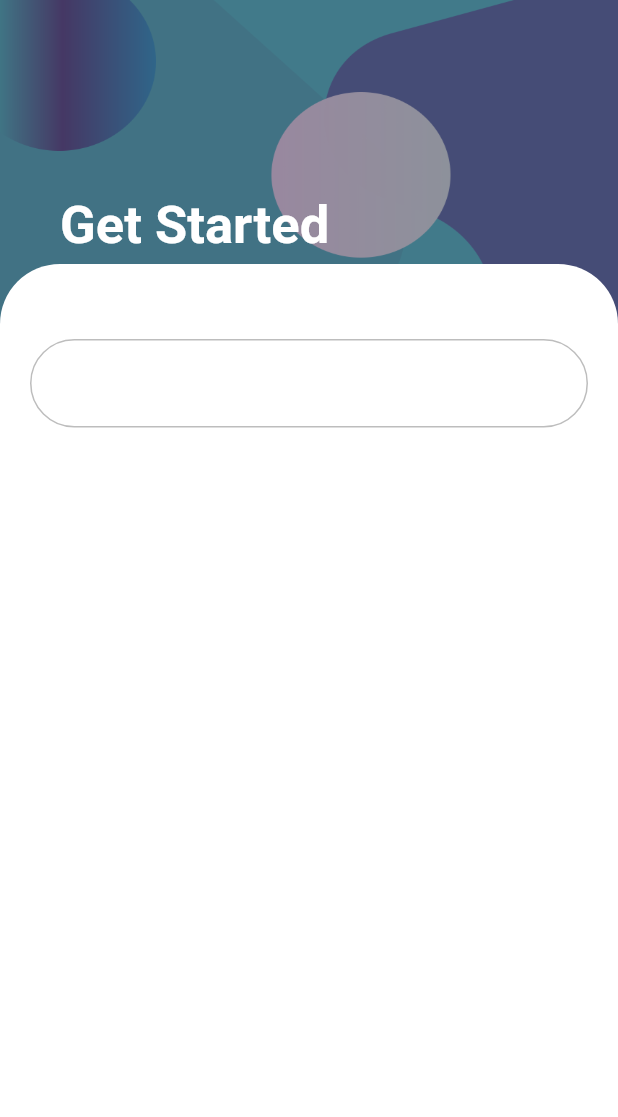
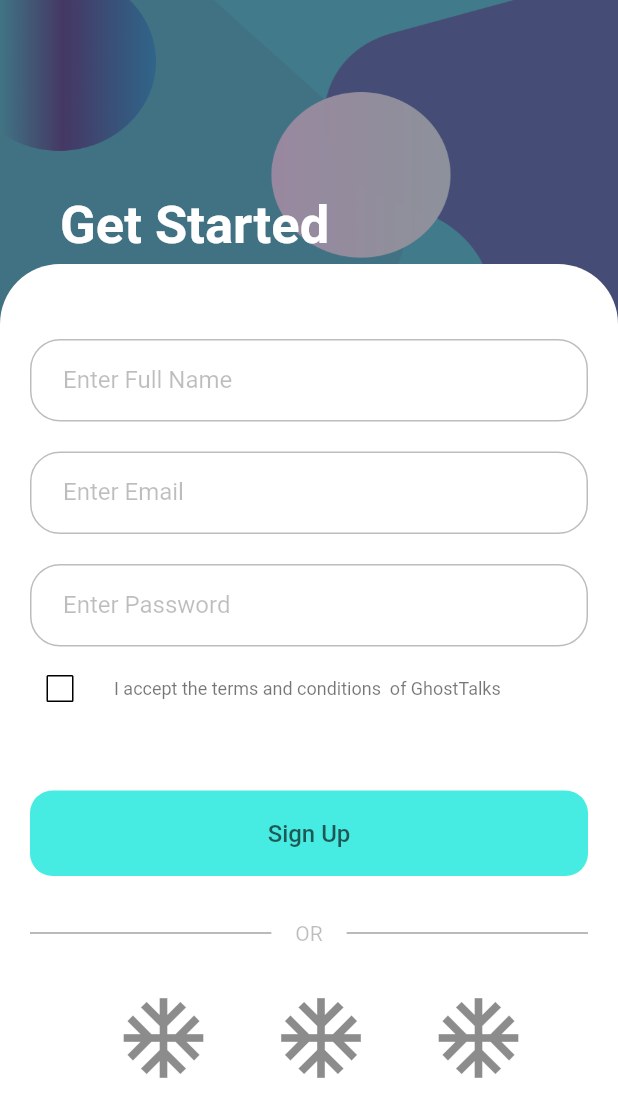
Before and after one commit to iluv27/ghost_talks, a Flutter app: the SignUpPage screen opened directly, on a phone screen of 412 x 824 dp. Shown: the top 1117 px of the screen. Run offline on Flutter 3.47's test engine with Material 2 defaults, Android fonts, the phone set to English and light mode, and no system bars; our stand-ins replace google_sign_in.

Commit message:
New Changes3

```diff
--- a/lib/constants.dart
+++ b/lib/constants.dart
@@ -7,7 +7,8 @@ class WelcomeDefault extends StatelessWidget {
       required this.welcomeText,
       required this.textSpan,
       this.elevatedbutton,
-      this.decorationCode})
+      this.decorationCode,
+      this.buttonText})
       : super(key: key);
 
   final int colorCode;
@@ -15,6 +16,7 @@ class WelcomeDefault extends StatelessWidget {
   final String welcomeText;
   final TextSpan textSpan;
   final Function()? elevatedbutton;
+  final String? buttonText;
 
   @override
   Widget build(BuildContext context) {
@@ -51,18 +53,9 @@ class WelcomeDefault extends StatelessWidget {
                         const SizedBox(
                           height: 40,
                         ),
-                        ElevatedButton(
-                          onPressed: (elevatedbutton),
-                          style: const ButtonStyle(
-                              backgroundColor: MaterialStatePropertyAll(
-                                Color(0XFF46ECE2),
-                              ),
-                              fixedSize: MaterialStatePropertyAll(
-                                  Size.fromHeight(50))),
-                          child: const Text(
-                            'Next',
-                            style: TextStyle(color: Colors.black87),
-                          ),
+                        ButtomButton(
+                          elevatedbutton: elevatedbutton,
+                          buttonText: buttonText,
                         ),
                         const SizedBox(
                           height: 30,
@@ -84,6 +77,36 @@ class WelcomeDefault extends StatelessWidget {
   }
 }
 
+class ButtomButton extends StatelessWidget {
+  const ButtomButton({Key? key, required this.elevatedbutton, this.buttonText})
+      : super(key: key);
+
+  final Function()? elevatedbutton;
+  final String? buttonText;
+
+  @override
+  Widget build(BuildContext context) {
+    return ElevatedButton(
+      onPressed: (elevatedbutton),
+      style: ButtonStyle(
+          elevation: const MaterialStatePropertyAll(0),
+          backgroundColor: const MaterialStatePropertyAll(
+            Color(0XFF46ECE2),
+          ),
+          fixedSize: const MaterialStatePropertyAll(Size.fromHeight(57)),
+          shape: MaterialStateProperty.all<RoundedRectangleBorder>(
+              RoundedRectangleBorder(
+            borderRadius: BorderRadius.circular(15.0),
+          ))),
+      child: Text(
+        buttonText.toString(),
+        style: const TextStyle(
+            color: Color.fromARGB(179, 15, 24, 24), fontSize: 16),
+      ),
+    );
+  }
+}
+
 BoxDecoration decorationProperty(int decNumber) {
   return BoxDecoration(
     image: DecorationImage(
--- a/lib/signup/sign_up.dart
+++ b/lib/signup/sign_up.dart
@@ -1,5 +1,6 @@
 import 'package:flutter/material.dart';
 import 'package:ghost_talks/constants.dart';
+import 'package:google_sign_in/google_sign_in.dart';
 
 class SignUpPage extends StatefulWidget {
   const SignUpPage({super.key});
@@ -9,11 +10,14 @@ class SignUpPage extends StatefulWidget {
 }
 
 class _SignUpPageState extends State<SignUpPage> {
-  // final _formKey = GlobalKey<FormState>();
+  final _formKey = GlobalKey<FormState>();
+
+  bool? _isChecked = false;
 
   @override
   Widget build(BuildContext context) {
     return Scaffold(
+      resizeToAvoidBottomInset: false,
       body: SafeArea(
         child: Container(
           //Background image
@@ -43,38 +47,117 @@ class _SignUpPageState extends State<SignUpPage> {
                     ),
                   ),
                   child: Form(
+                      key: _formKey,
                       child: Padding(
                         padding: const EdgeInsets.symmetric(
                             horizontal: 20.0, vertical: 50),
                         child: Column(
+                          crossAxisAlignment: CrossAxisAlignment.stretch,
                           children: [
-                        TextFormField(
-                          cursorWidth: 1.5,
-                          cursorHeight: 20,
-                          cursorColor: Color.fromARGB(255, 36, 128, 121),
-                          style: const TextStyle(color: Colors.black87),
-                          decoration: InputDecoration(
-                            labelText: 'Full Name',
-                            floatingLabelStyle: const TextStyle(
-                              color: Colors.black87,
+                            const InputField(
+                              innerText: 'Enter Full Name',
+                              validatorText: 'Please enter your full name',
                             ),
-                            hintText: 'Enter Full Name',
-                            hintStyle: const TextStyle(color: Colors.black26),
-                            focusedBorder: OutlineInputBorder(
-                              borderSide: const BorderSide(
+                            const SizedBox(
+                              height: 20,
+                            ),
+                            const InputField(
+                              innerText: 'Enter Email',
+                              validatorText: 'Please enter your email',
+                            ),
+                            const SizedBox(
+                              height: 20,
+                            ),
+                            const InputField(
+                              innerText: 'Enter Password',
+                              validatorText: 'Please enter your password',
+                            ),
+                            CheckboxListTile(
+                              side: const BorderSide(color: Colors.black),
+                              contentPadding:
+                                  const EdgeInsets.fromLTRB(0, 0, 0, 0),
+                              selected: true,
+                              value: _isChecked,
+                              onChanged: (bool? value) {
+                                setState(() {
+                                  _isChecked = value;
+                                });
+                              },
+                              title: const Text(
+                                "I accept the terms and conditions  of GhostTalks",
+                                style: TextStyle(
+                                    fontSize: 12, color: Colors.black54),
+                              ),
+                              controlAffinity: ListTileControlAffinity.leading,
+                            ),
+                            const SizedBox(
+                              height: 40,
+                            ),
+                            ButtomButton(
+                              elevatedbutton: (() {}),
+                              buttonText: 'Sign Up',
+                            ),
+                            const SizedBox(
+                              height: 30,
+                            ),
+                            Row(
+                              children: const [
+                                Expanded(
+                                    child: Divider(
+                                  color: Colors.black45,
+                                  thickness: 0.8,
+                                )),
+                                Padding(
+                                  padding: EdgeInsets.symmetric(horizontal: 16),
+                                  child: Text(
+                                    "OR",
+                                    style: TextStyle(
                                       color: Colors.black26,
-                                  style: BorderStyle.solid,
-                                  width: 1),
-                              borderRadius: BorderRadius.circular(30),
-                            ),
-                            enabledBorder: OutlineInputBorder(
-                              borderSide: const BorderSide(
-                                  color: Colors.black26,
-                                  style: BorderStyle.solid,
-                                  width: 1),
-                              borderRadius: BorderRadius.circular(30),
                                     ),
                                   ),
+                                ),
+                                Expanded(
+                                  child: Divider(
+                                    color: Colors.black45,
+                                    thickness: 0.8,
+                                  ),
+                                ),
+                              ],
+                            ),
+                            const SizedBox(
+                              height: 30,
+                            ),
+                            Row(
+                              mainAxisAlignment: MainAxisAlignment.spaceEvenly,
+                              children: [
+                                IconButton(
+                                  padding: EdgeInsets.zero,
+                                  onPressed: () {},
+                                  icon: const Icon(
+                                    Icons.ac_unit,
+                                    size: 64,
+                                    color: Colors.black45,
+                                  ),
+                                ),
+                                IconButton(
+                                  padding: EdgeInsets.zero,
+                                  onPressed: () {},
+                                  icon: const Icon(
+                                    Icons.ac_unit,
+                                    size: 64,
+                                    color: Colors.black45,
+                                  ),
+                                ),
+                                IconButton(
+                                  padding: EdgeInsets.zero,
+                                  onPressed: () {},
+                                  icon: const Icon(
+                                    Icons.ac_unit,
+                                    size: 64,
+                                    color: Colors.black45,
+                                  ),
+                                ),
+                              ],
                             )
                           ],
                         ),
@@ -88,3 +171,56 @@ class _SignUpPageState extends State<SignUpPage> {
     );
   }
 }
+
+class InputField extends StatelessWidget {
+  const InputField(
+      {Key? key, required this.innerText, required this.validatorText})
+      : super(key: key);
+
+  final String innerText;
+  final String validatorText;
+
+  @override
+  Widget build(BuildContext context) {
+    return TextFormField(
+      cursorWidth: 1.5,
+      cursorHeight: 20,
+      cursorColor: const Color.fromARGB(255, 36, 128, 121),
+      style: const TextStyle(color: Colors.black87),
+      decoration: InputDecoration(
+        contentPadding:
+            const EdgeInsets.symmetric(vertical: 18, horizontal: 22),
+        labelText: innerText,
+        floatingLabelStyle: const TextStyle(
+          color: Color.fromARGB(221, 24, 38, 37),
+        ),
+        labelStyle: const TextStyle(color: Colors.black26),
+        focusedBorder: outlinedInputBorder(
+          Colors.black26,
+        ),
+        enabledBorder: outlinedInputBorder(
+          Colors.black26,
+        ),
+        errorBorder: outlinedInputBorder(
+          const Color.fromARGB(66, 235, 62, 62),
+        ),
+        focusedErrorBorder: outlinedInputBorder(
+          const Color.fromARGB(66, 235, 62, 62),
+        ),
+      ),
+      validator: (value) {
+        if (value!.isEmpty) {
+          return validatorText;
+        }
+        return null;
+      },
+    );
+  }
+
+  OutlineInputBorder outlinedInputBorder(color) {
+    return OutlineInputBorder(
+      borderSide: BorderSide(color: color, style: BorderStyle.solid, width: 1),
+      borderRadius: BorderRadius.circular(20),
+    );
+  }
+}
--- a/lib/welcome/screen1.dart
+++ b/lib/welcome/screen1.dart
@@ -36,6 +36,7 @@ class WelcomeScreen1 extends StatelessWidget {
           return const WelcomeScreen2();
         })));
       },
+      buttonText: 'Next',
     );
   }
 }
--- a/lib/welcome/screen2.dart
+++ b/lib/welcome/screen2.dart
@@ -33,6 +33,7 @@ class WelcomeScreen2 extends StatelessWidget {
           return const WelcomeScreen3();
         })));
       },
+      buttonText: 'Next',
     );
   }
 }
--- a/lib/welcome/screen3.dart
+++ b/lib/welcome/screen3.dart
@@ -29,6 +29,7 @@ class WelcomeScreen3 extends StatelessWidget {
           return const WelcomeScreen4();
         })));
       },
+      buttonText: 'Next',
     );
   }
 }
--- a/pubspec.yaml
+++ b/pubspec.yaml
@@ -31,6 +31,7 @@ environment:
 dependencies:
   flutter:
     sdk: flutter
+  google_sign_in: ^5.4.3
 
 
   # The following adds the Cupertino Icons font to your application.
```
Also changed, not shown: pubspec.lock. Lines whose indentation alone changed are shown as unchanged.
